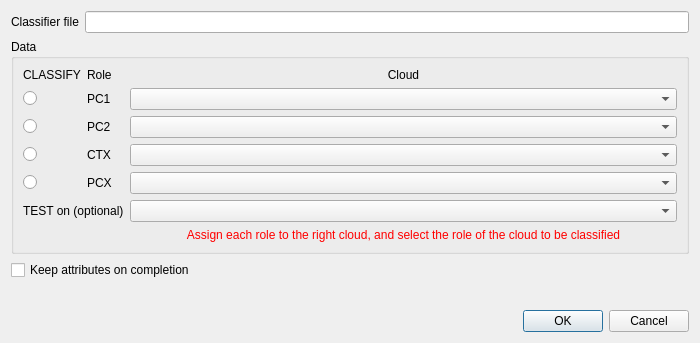
This is Classify3DMASCDialog.ui in dgirardeau/q3DMASC as Qt 5 draws it before an edit. The edited form follows.
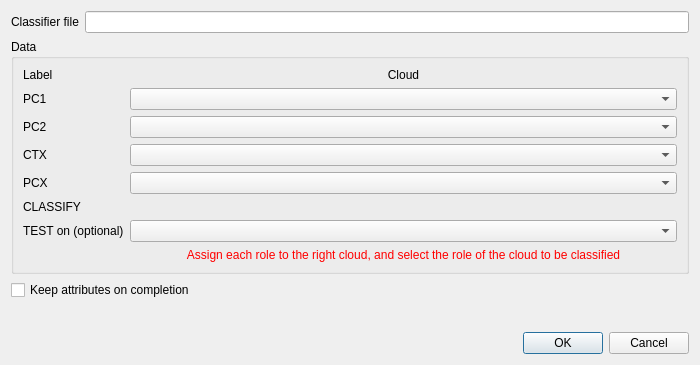
This is the edited form.

Patch:
```diff
--- a/Classify3DMASCDialog.ui
+++ b/Classify3DMASCDialog.ui
@@ -7,7 +7,7 @@
     <x>0</x>
     <y>0</y>
     <width>700</width>
-    <height>343</height>
+    <height>365</height>
    </rect>
   </property>
   <property name="windowTitle">
@@ -51,88 +51,7 @@
      <property name="title">
       <string>Data</string>
      </property>
-     <layout class="QGridLayout" name="gridLayout" columnstretch="0,0,1">
-      <item row="0" column="2">
-       <widget class="QLabel" name="label_4">
-        <property name="text">
-         <string>Cloud</string>
-        </property>
-        <property name="alignment">
-         <set>Qt::AlignCenter</set>
-        </property>
-       </widget>
-      </item>
-      <item row="5" column="0">
-       <widget class="QRadioButton" name="cloud3RadioButton">
-        <property name="text">
-         <string/>
-        </property>
-       </widget>
-      </item>
-      <item row="3" column="0">
-       <widget class="QRadioButton" name="cloud1RadioButton">
-        <property name="text">
-         <string/>
-        </property>
-       </widget>
-      </item>
-      <item row="6" column="0">
-       <widget class="QRadioButton" name="cloud4RadioButton">
-        <property name="text">
-         <string/>
-        </property>
-       </widget>
-      </item>
-      <item row="4" column="0">
-       <widget class="QRadioButton" name="cloud2RadioButton">
-        <property name="text">
-         <string/>
-        </property>
-       </widget>
-      </item>
-      <item row="5" column="2">
-       <widget class="QComboBox" name="cloud3ComboBox">
-        <property name="sizePolicy">
-         <sizepolicy hsizetype="Expanding" vsizetype="Fixed">
-          <horstretch>0</horstretch>
-          <verstretch>0</verstretch>
-         </sizepolicy>
-        </property>
-       </widget>
-      </item>
-      <item row="4" column="2">
-       <widget class="QComboBox" name="cloud2ComboBox">
-        <property name="sizePolicy">
-         <sizepolicy hsizetype="Expanding" vsizetype="Fixed">
-          <horstretch>0</horstretch>
-          <verstretch>0</verstretch>
-         </sizepolicy>
-        </property>
-       </widget>
-      </item>
-      <item row="6" column="2">
-       <widget class="QComboBox" name="cloud4ComboBox"/>
-      </item>
-      <item row="0" column="0">
-       <widget class="QLabel" name="label_3">
-        <property name="text">
-         <string>CLASSIFY</string>
-        </property>
-       </widget>
-      </item>
-      <item row="8" column="2">
-       <widget class="QLabel" name="warningLabel">
-        <property name="styleSheet">
-         <string notr="true">color:red;</string>
-        </property>
-        <property name="text">
-         <string>Assign each role to the right cloud, and select the role of the cloud to be classified</string>
-        </property>
-        <property name="alignment">
-         <set>Qt::AlignCenter</set>
-        </property>
-       </widget>
-      </item>
+     <layout class="QGridLayout" name="gridLayout" columnstretch="0,0,0">
       <item row="3" column="2">
        <widget class="QComboBox" name="cloud1ComboBox">
         <property name="sizePolicy">
@@ -143,58 +62,111 @@
         </property>
        </widget>
       </item>
-      <item row="7" column="2">
-       <widget class="QComboBox" name="testCloudComboBox">
-        <property name="sizePolicy">
-         <sizepolicy hsizetype="Expanding" vsizetype="Fixed">
-          <horstretch>0</horstretch>
-          <verstretch>0</verstretch>
-         </sizepolicy>
-        </property>
-       </widget>
-      </item>
-      <item row="3" column="1">
-       <widget class="QLabel" name="cloud1Label">
-        <property name="text">
-         <string>PC1</string>
-        </property>
-       </widget>
-      </item>
-      <item row="4" column="1">
+      <item row="4" column="0">
        <widget class="QLabel" name="cloud2Label">
         <property name="text">
          <string>PC2</string>
         </property>
        </widget>
       </item>
-      <item row="5" column="1">
+      <item row="5" column="0">
        <widget class="QLabel" name="cloud3Label">
         <property name="text">
          <string>CTX</string>
         </property>
        </widget>
       </item>
-      <item row="6" column="1">
-       <widget class="QLabel" name="cloud4Label">
+      <item row="9" column="2">
+       <widget class="QLabel" name="warningLabel">
+        <property name="styleSheet">
+         <string notr="true">color:red;</string>
+        </property>
         <property name="text">
-         <string>PCX</string>
+         <string>Assign each role to the right cloud, and select the role of the cloud to be classified</string>
         </property>
+        <property name="alignment">
+         <set>Qt::AlignCenter</set>
+        </property>
        </widget>
       </item>
-      <item row="0" column="1">
+      <item row="7" column="0">
+       <widget class="QLabel" name="label_trainOrClassify">
+        <property name="text">
+         <string>CLASSIFY</string>
+        </property>
+       </widget>
+      </item>
+      <item row="8" column="0">
+       <widget class="QLabel" name="testLabel">
+        <property name="text">
+         <string>TEST on (optional)</string>
+        </property>
+       </widget>
+      </item>
+      <item row="6" column="2">
+       <widget class="QComboBox" name="cloud4ComboBox"/>
+      </item>
+      <item row="0" column="0">
        <widget class="QLabel" name="label_8">
         <property name="toolTip">
          <string>&lt;html&gt;&lt;head/&gt;&lt;body&gt;&lt;p&gt;Role as defined in the parameter file.&lt;/p&gt;&lt;/body&gt;&lt;/html&gt;</string>
         </property>
         <property name="text">
-         <string>Role</string>
+         <string>Label</string>
         </property>
        </widget>
       </item>
-      <item row="7" column="0" colspan="2">
-       <widget class="QLabel" name="testLabel">
+      <item row="3" column="0">
+       <widget class="QLabel" name="cloud1Label">
         <property name="text">
-         <string>TEST on (optional)</string>
+         <string>PC1</string>
+        </property>
+       </widget>
+      </item>
+      <item row="6" column="0">
+       <widget class="QLabel" name="cloud4Label">
+        <property name="text">
+         <string>PCX</string>
+        </property>
+       </widget>
+      </item>
+      <item row="4" column="2">
+       <widget class="QComboBox" name="cloud2ComboBox">
+        <property name="sizePolicy">
+         <sizepolicy hsizetype="Expanding" vsizetype="Fixed">
+          <horstretch>0</horstretch>
+          <verstretch>0</verstretch>
+         </sizepolicy>
+        </property>
+       </widget>
+      </item>
+      <item row="5" column="2">
+       <widget class="QComboBox" name="cloud3ComboBox">
+        <property name="sizePolicy">
+         <sizepolicy hsizetype="Expanding" vsizetype="Fixed">
+          <horstretch>0</horstretch>
+          <verstretch>0</verstretch>
+         </sizepolicy>
+        </property>
+       </widget>
+      </item>
+      <item row="0" column="2">
+       <widget class="QLabel" name="label_4">
+        <property name="text">
+         <string>Cloud</string>
+        </property>
+        <property name="alignment">
+         <set>Qt::AlignCenter</set>
+        </property>
+       </widget>
+      </item>
+      <item row="8" column="2">
+       <widget class="QComboBox" name="testCloudComboBox">
+        <property name="sizePolicy">
+         <sizepolicy hsizetype="Expanding" vsizetype="Fixed">
+          <horstretch>0</horstretch>
+          <verstretch>0</verstretch>
+         </sizepolicy>
         </property>
        </widget>
       </item>
```
